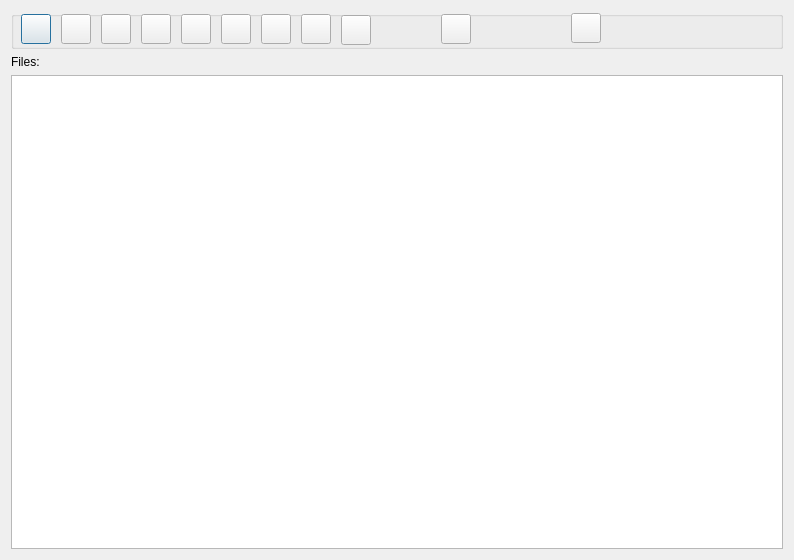
First picture: the form in GUI_UIs/ui_dialog_manage_files.ui, repository ccbogel/QualCoder, before the edit.
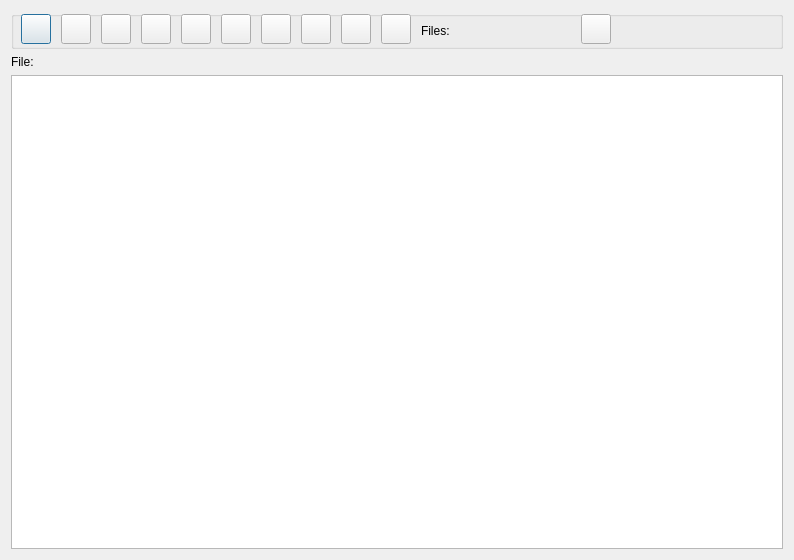
Second picture: the form after the edit.

Patch:
```diff
--- a/GUI_UIs/ui_dialog_manage_files.ui
+++ b/GUI_UIs/ui_dialog_manage_files.ui
@@ -87,7 +87,7 @@
      <widget class="QPushButton" name="pushButton_delete">
       <property name="geometry">
        <rect>
-        <x>430</x>
+        <x>570</x>
         <y>3</y>
         <width>30</width>
         <height>30</height>
@@ -185,7 +185,7 @@
       <property name="geometry">
        <rect>
         <x>330</x>
-        <y>4</y>
+        <y>3</y>
         <width>30</width>
         <height>30</height>
        </rect>
@@ -200,8 +200,8 @@
      <widget class="QPushButton" name="pushButton_help">
       <property name="geometry">
        <rect>
-        <x>560</x>
-        <y>2</y>
+        <x>370</x>
+        <y>3</y>
         <width>30</width>
         <height>30</height>
        </rect>
@@ -213,12 +213,25 @@
        <string/>
       </property>
      </widget>
+     <widget class="QLabel" name="label_fcount">
+      <property name="geometry">
+       <rect>
+        <x>410</x>
+        <y>7</y>
+        <width>121</width>
+        <height>26</height>
+       </rect>
+      </property>
+      <property name="text">
+       <string>Files:</string>
+      </property>
+     </widget>
     </widget>
    </item>
    <item row="2" column="0">
-    <widget class="QLabel" name="label_fcount">
+    <widget class="QLabel" name="label_file">
      <property name="text">
-      <string>Files:</string>
+      <string>File:</string>
      </property>
     </widget>
    </item>
```
Left out of the diff: 6 changed lines with no effect on the pictures.
